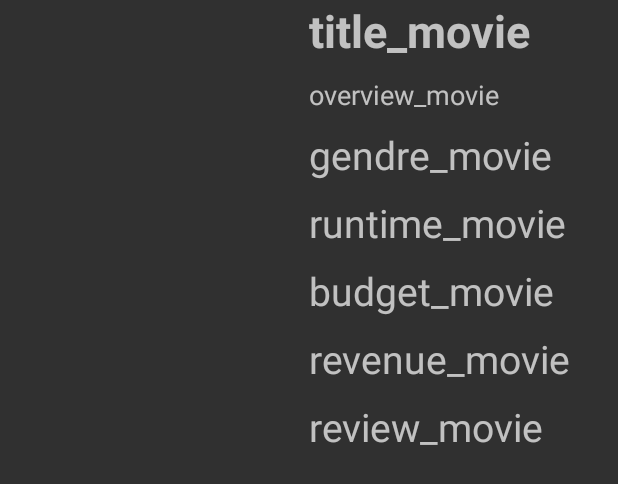
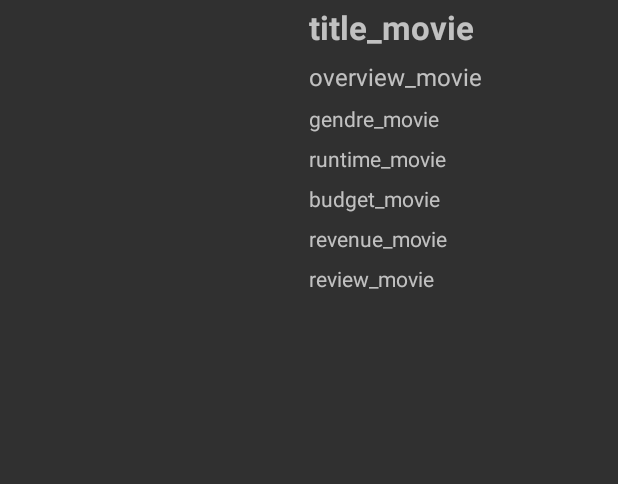
Before and after one commit to Achmadsetiawann/Submission_MovieCatalogue_Part-1, an Android app: the layout detail_film.xml on its own in the app's theme, with its tools: preview values and no code run, on a phone screen of 412 x 824 dp. Shown: the top 484 px of the screen. Run offline under Robolectric (Android 15) with nearby library versions, the phone set to English and light mode, and no system bars.

```diff
--- a/app/src/main/java/com/example/submissionmoviecatalogue/MainActivity.java
+++ b/app/src/main/java/com/example/submissionmoviecatalogue/MainActivity.java
@@ -24,7 +24,7 @@ MainActivity.java => activity_main.xml => MovieParelableAdapter.java => DetailMo
 
 */
 
-    private TypedArray[] dataImgMovie;
+    private TypedArray dataImgMovie;
     private String[] dataTitleMovie;
     private String[] dataOverviewMovie;
     private String[] dataGendreMovie;
--- a/app/src/main/res/layout/activity_main.xml
+++ b/app/src/main/res/layout/activity_main.xml
@@ -9,9 +9,9 @@
         android:id="@+id/lv_daftar_film"
         android:layout_width="match_parent"
         android:layout_height="match_parent"
-        android:layout_marginLeft="@dimen/fragment_listview_film_margin"
-        android:layout_marginRight="@dimen/fragment_listview_film_margin"
-        android:layout_marginTop="@dimen/fragment_listview_film_margin"
+        android:layout_marginLeft="@dimen/listview_film_margin"
+        android:layout_marginRight="@dimen/listview_film_margin"
+        android:layout_marginTop="@dimen/listview_margin_top"
         />
 
 </LinearLayout>
--- a/app/src/main/res/layout/detail_film.xml
+++ b/app/src/main/res/layout/detail_film.xml
@@ -1,4 +1,5 @@
 <?xml version="1.0" encoding="utf-8"?>
+
 <RelativeLayout  xmlns:android="http://schemas.android.com/apk/res/android"
     xmlns:tools="http://schemas.android.com/tools"
     android:layout_width="match_parent"
@@ -11,14 +12,17 @@
         android:layout_width="190dp"
         android:layout_height="305dp"
         android:scaleType="fitXY"
+        android:layout_marginTop="7dp"
         />
 
     <TextView
         android:id="@+id/title_movie"
         android:layout_width="wrap_content"
         android:layout_height="wrap_content"
-        android:layout_marginStart="@dimen/fragment_listview_film_margin"
+        android:layout_marginStart="@dimen/listview_film_margin"
         android:layout_toEndOf="@+id/img_movie"
+        android:layout_marginTop="@dimen/listview_margin_top"
+        android:layout_marginBottom="@dimen/listview_margin_bottom"
         android:text="@string/title_movie"
         android:textSize="@dimen/title_text"
         android:textStyle="bold"
@@ -28,24 +32,27 @@
         android:id="@+id/overview_movie"
         android:layout_width="wrap_content"
         android:layout_height="wrap_content"
-        android:layout_marginStart="@dimen/fragment_listview_film_margin"
+        android:layout_marginStart="@dimen/listview_film_margin"
         android:layout_toEndOf="@+id/img_movie"
-        android:layout_marginTop="10dp"
         android:layout_below="@id/title_movie"
+        android:layout_marginTop="@dimen/listview_margin_top"
+        android:layout_marginBottom="@dimen/listview_margin_bottom"
         android:text="@string/overview_movie"
         android:textSize="@dimen/description_text"
+        android:maxLines="5"
         />
 
     <TextView
         android:id="@+id/gendre_movie"
         android:layout_width="wrap_content"
         android:layout_height="wrap_content"
-        android:layout_marginStart="@dimen/fragment_listview_film_margin"
+        android:layout_marginStart="@dimen/listview_film_margin"
         android:layout_toEndOf="@+id/img_movie"
-        android:layout_marginTop="10dp"
         android:layout_below="@id/overview_movie"
+        android:layout_marginTop="@dimen/listview_margin_top"
+        android:layout_marginBottom="@dimen/listview_margin_bottom"
         android:text="@string/gendre_movie"
-        android:textSize="@dimen/sub_title_text"
+        android:textSize="@dimen/normal_text"
         android:maxLines="3"
         />
 
@@ -53,12 +60,13 @@
         android:id="@+id/runtime_movie"
         android:layout_width="wrap_content"
         android:layout_height="wrap_content"
-        android:layout_marginStart="@dimen/fragment_listview_film_margin"
+        android:layout_marginStart="@dimen/listview_film_margin"
         android:layout_toEndOf="@+id/img_movie"
-        android:layout_marginTop="10dp"
         android:layout_below="@id/gendre_movie"
+        android:layout_marginTop="@dimen/listview_margin_top"
+        android:layout_marginBottom="@dimen/listview_margin_bottom"
         android:text="@string/runtime_movie"
-        android:textSize="@dimen/sub_title_text"
+        android:textSize="@dimen/normal_text"
         android:maxLines="3"
         />
 
@@ -66,12 +74,13 @@
         android:id="@+id/budget_movie"
         android:layout_width="wrap_content"
         android:layout_height="wrap_content"
-        android:layout_marginStart="@dimen/fragment_listview_film_margin"
+        android:layout_marginStart="@dimen/listview_film_margin"
         android:layout_toEndOf="@+id/img_movie"
-        android:layout_marginTop="10dp"
         android:layout_below="@id/runtime_movie"
+        android:layout_marginTop="@dimen/listview_margin_top"
+        android:layout_marginBottom="@dimen/listview_margin_bottom"
         android:text="@string/budget_movie"
-        android:textSize="@dimen/sub_title_text"
+        android:textSize="@dimen/normal_text"
         android:maxLines="3"
         />
 
@@ -79,12 +88,13 @@
         android:id="@+id/revenue_movie"
         android:layout_width="wrap_content"
         android:layout_height="wrap_content"
-        android:layout_marginStart="@dimen/fragment_listview_film_margin"
+        android:layout_marginStart="@dimen/listview_film_margin"
         android:layout_toEndOf="@+id/img_movie"
-        android:layout_marginTop="10dp"
         android:layout_below="@id/budget_movie"
+        android:layout_marginTop="@dimen/listview_margin_top"
+        android:layout_marginBottom="@dimen/listview_margin_bottom"
         android:text="@string/revenue_movie"
-        android:textSize="@dimen/sub_title_text"
+        android:textSize="@dimen/normal_text"
         android:maxLines="3"
         />
 
@@ -92,24 +102,14 @@
         android:id="@+id/review_movie"
         android:layout_width="wrap_content"
         android:layout_height="wrap_content"
-        android:layout_marginStart="@dimen/fragment_listview_film_margin"
+        android:layout_marginStart="@dimen/listview_film_margin"
         android:layout_toEndOf="@+id/img_movie"
-        android:layout_marginTop="10dp"
         android:layout_below="@id/revenue_movie"
+        android:layout_marginTop="@dimen/listview_margin_top"
+        android:layout_marginBottom="@dimen/listview_margin_bottom"
         android:text="@string/review_movie"
-        android:textSize="@dimen/sub_title_text"
+        android:textSize="@dimen/normal_text"
         android:maxLines="3"
         />
 
 </RelativeLayout >
-
-
-<!--
-    this.img_movie = in.readString();
-    this.title_movie = in.readString();
-    this.overview_movie = in.readString();
-    this.gendre_movie = in.readString();
-    this.runtime_movie = in.readString();
-    this.budget_movie = in.readString();
-    this.revenue_movie = in.readString();
-    this.review_movie = in.readString(); -->
--- a/app/src/main/res/values/dimens.xml
+++ b/app/src/main/res/values/dimens.xml
@@ -2,12 +2,15 @@
 <resources>
 
     <!--Setting dimen Typography Text-->
-    <dimen name="title_text">30sp</dimen>
-    <dimen name="sub_title_text">26sp</dimen>
-    <dimen name="description_text">18sp</dimen>
+    <dimen name="title_text">22sp</dimen>
+    <dimen name="description_text">16sp</dimen>
+    <dimen name="sub_title_text">16sp</dimen>
+    <dimen name="normal_text">14sp</dimen>
 
 
     <!--Setting dimen fragment_daftar_film-->
-    <dimen name="fragment_listview_film_margin">16dp</dimen>
+    <dimen name="listview_film_margin">16dp</dimen>
+    <dimen name="listview_margin_top">3dp</dimen>
+    <dimen name="listview_margin_bottom">4dp</dimen>
 
 </resources>
```
